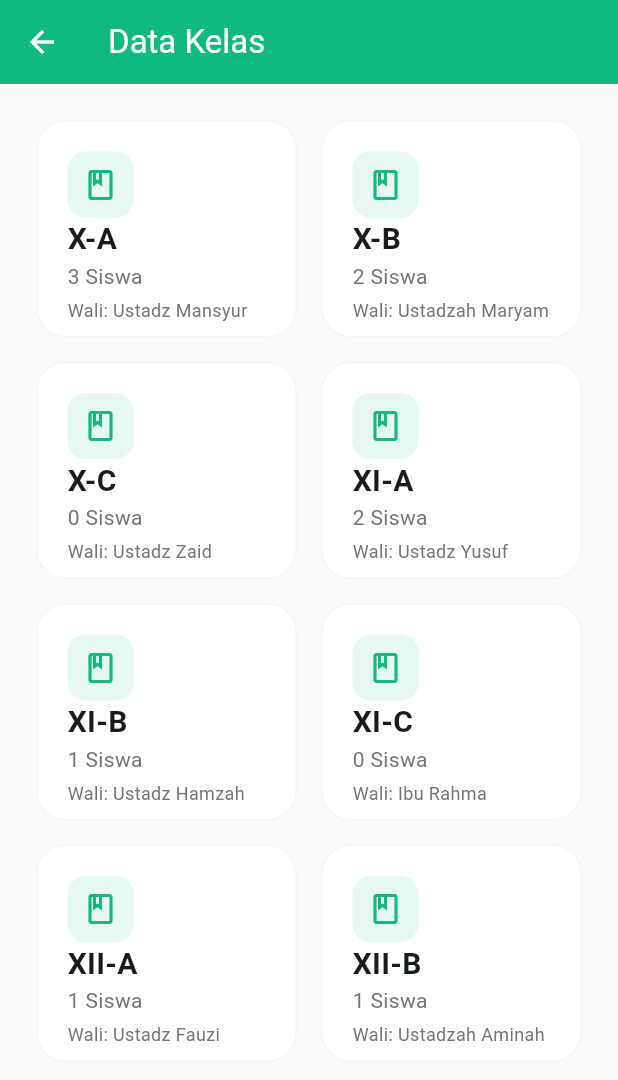
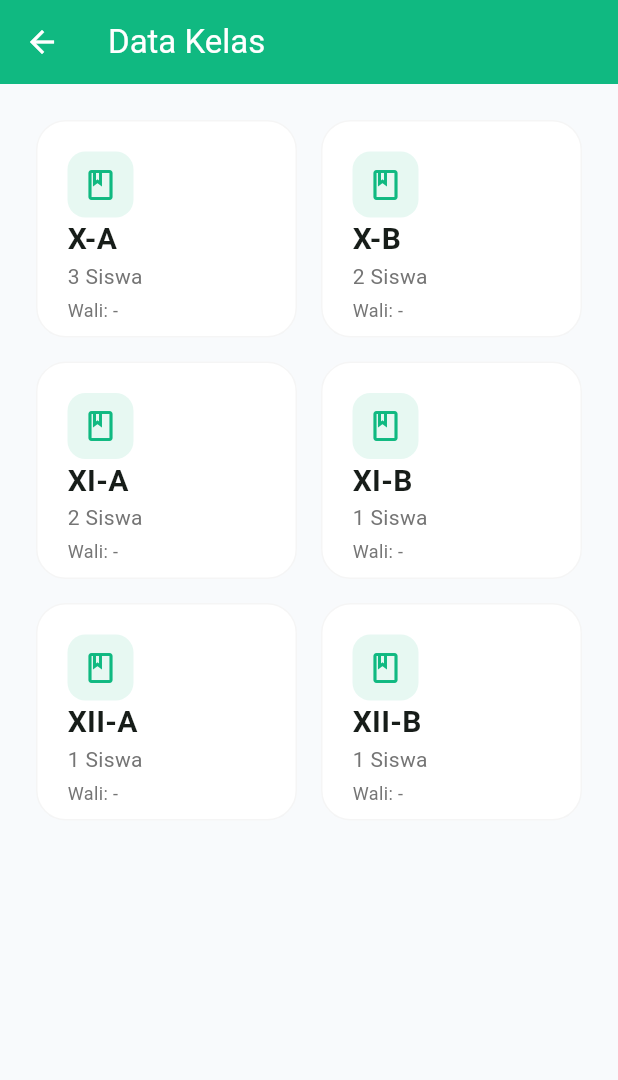
Before and after one commit to fendidarzelo-max/absensi-qr, a Flutter app: the DataKelasPage screen opened directly, on a phone screen of 412 x 824 dp. Shown: the top 1080 px of the screen. Run offline on Flutter 3.47's test engine with Material 3 defaults, Android fonts, the phone set to English and light mode, and no system bars; our stand-ins replace image_picker, pdf, printing; missing offline and left inert: mobile_scanner.

Commit message:
Auto-generate Data Kelas from Siswa

```diff
--- a/lib/pages/data_kelas_page.dart
+++ b/lib/pages/data_kelas_page.dart
@@ -5,30 +5,19 @@ import '../services/student_service.dart';
 class DataKelasPage extends StatelessWidget {
   DataKelasPage({super.key});
 
-
   final StudentService _studentService = StudentService();
 
-
-
-  final List<Map<String, dynamic>> _kelasList = const [
-    {"nama": "X-A", "wali": "Ustadz Mansyur"},
-    {"nama": "X-B", "wali": "Ustadzah Maryam"},
-    {"nama": "X-C", "wali": "Ustadz Zaid"},
-    {"nama": "XI-A", "wali": "Ustadz Yusuf"},
-    {"nama": "XI-B", "wali": "Ustadz Hamzah"},
-    {"nama": "XI-C", "wali": "Ibu Rahma"},
-    {"nama": "XII-A", "wali": "Ustadz Fauzi"},
-    {"nama": "XII-B", "wali": "Ustadzah Aminah"},
-  ];
+  List<String> _getKelasOptions() {
+    final allSiswa = _studentService.getAllSiswa();
+    final kelasSet = allSiswa.map((s) => s.kelas).toSet();
+    final kelasList = kelasSet.toList();
+    kelasList.sort();
+    return kelasList;
+  }
 
   int _getJumlahSiswa(String kelas) {
     final allSiswa = _studentService.getAllSiswa();
     return allSiswa.where((s) => s.kelas == kelas).length;
-  }
-
-  List<Siswa> _getSiswaByKelas(String kelas) {
-    final allSiswa = _studentService.getAllSiswa();
-    return allSiswa.where((s) => s.kelas == kelas).toList();
   }
 
   @override
@@ -44,7 +33,7 @@ class DataKelasPage extends StatelessWidget {
       body: Padding(
         padding: const EdgeInsets.all(24.0),
         child: GridView.builder(
-          itemCount: _kelasList.length,
+          itemCount: _getKelasOptions().length,
           gridDelegate: const SliverGridDelegateWithFixedCrossAxisCount(
             crossAxisCount: 2,
             crossAxisSpacing: 16,
@@ -52,8 +41,10 @@ class DataKelasPage extends StatelessWidget {
             childAspectRatio: 1.2,
           ),
           itemBuilder: (context, index) {
-            final kelas = _kelasList[index];
+            final namaKelas = _getKelasOptions()[index];
+            const waliPlaceholder = "-";
             return Container(
+
               decoration: BoxDecoration(
                 color: Colors.white,
                 borderRadius: BorderRadius.circular(20),
@@ -72,10 +63,10 @@ class DataKelasPage extends StatelessWidget {
                     child: const Icon(Icons.class_outlined, color: Color(0xFF10B981)),
                   ),
                   const Spacer(),
-                  Text(kelas["nama"], style: const TextStyle(fontSize: 20, fontWeight: FontWeight.bold)),
-                  Text("${_getJumlahSiswa(kelas["nama"] as String)} Siswa", style: TextStyle(color: Colors.grey[600])),
+                  Text(namaKelas, style: const TextStyle(fontSize: 20, fontWeight: FontWeight.bold)),
+                  Text("${_getJumlahSiswa(namaKelas)} Siswa", style: TextStyle(color: Colors.grey[600])),
                   const SizedBox(height: 4),
-                  Text("Wali: ${kelas["wali"]}", style: TextStyle(color: Colors.grey[600], fontSize: 12)),
+                  Text("Wali: $waliPlaceholder", style: TextStyle(color: Colors.grey[600], fontSize: 12)),
                 ],
               ),
             );
```
Also changed, not shown: 1 other file.
